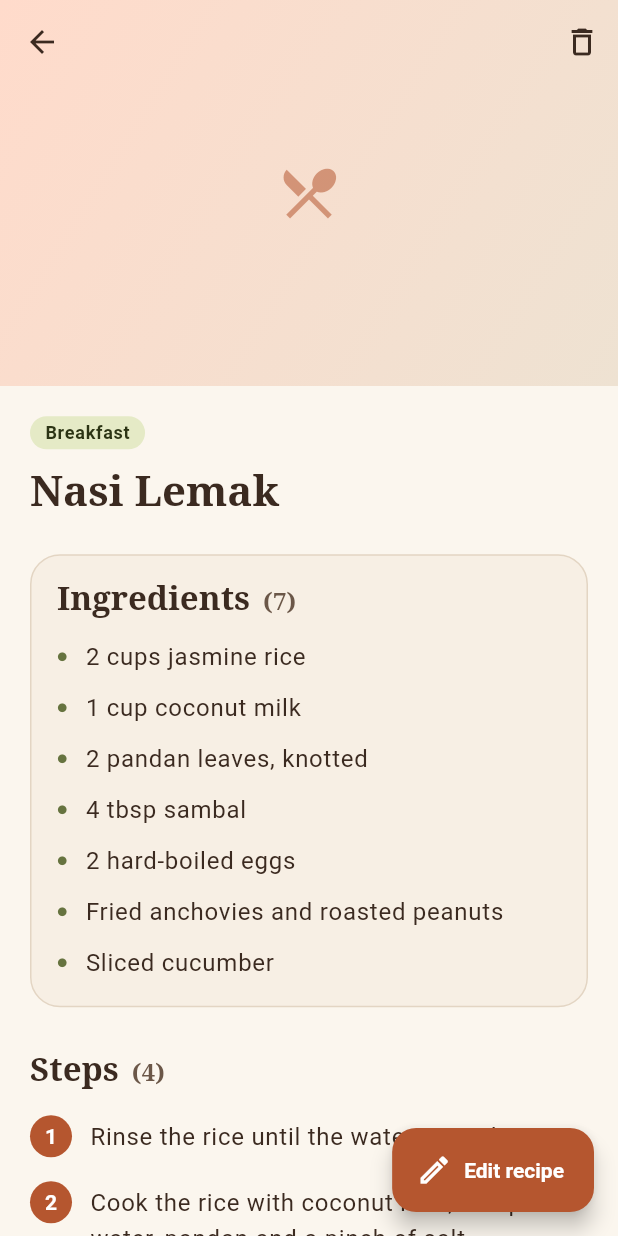
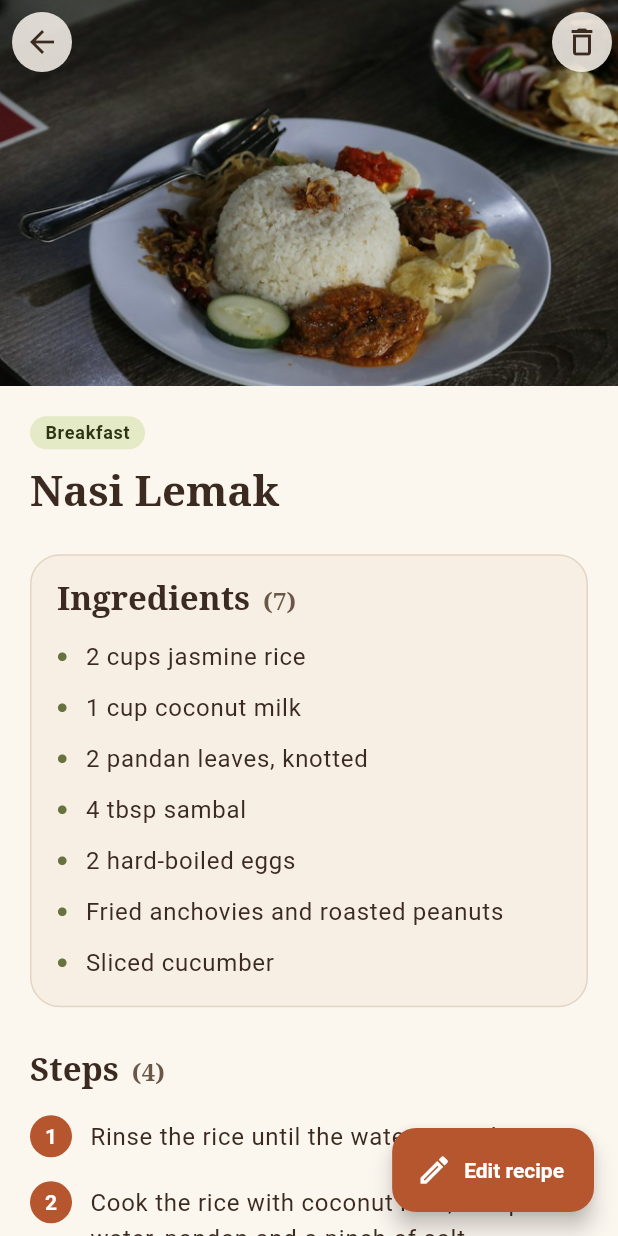
Before and after one commit to wilymanhoward/recipe_app, a Flutter app: the screen it shows after launch, after a tap on "Breakfast", on a phone screen of 412 x 824 dp. Run offline on Flutter 3.47's test engine with Material 3 defaults, Android fonts, the phone set to English and light mode, and no system bars; our stand-ins replace get_it, image_picker, material_ui, sqflite; accounts and stored records are empty.

Commit message:
Add photos to the sample recipes
Each seeded recipe now shows a bundled Unsplash photo of the dish. RecipeImage loads asset paths from the app bundle and file paths from the device, and ImageStorage never deletes bundled photos. The detail page's top bar buttons get a cream background so they stay readable over dark photos.

```diff
--- a/lib/data/local/image_storage.dart
+++ b/lib/data/local/image_storage.dart
@@ -3,6 +3,10 @@ import 'dart:io';
 import 'package:image_picker/image_picker.dart';
 import 'package:path/path.dart' as p;
 import 'package:path_provider/path_provider.dart';
+
+/// True for photos shipped inside the app (the sample recipes), as opposed
+/// to photos the user took, which live in the documents folder.
+bool isBundledImage(String path) => path.startsWith('assets/');
 
 abstract interface class ImageStorage {
   /// Lets the user take or choose a photo and stores a private copy of it.
@@ -44,6 +48,8 @@ class DeviceImageStorage implements ImageStorage {
 
   @override
   Future<void> delete(String path) async {
+    // Sample recipe photos are bundled with the app and can't be deleted.
+    if (isBundledImage(path)) return;
     try {
       final file = File(path);
       if (await file.exists()) await file.delete();
--- a/lib/data/local/seed_data.dart
+++ b/lib/data/local/seed_data.dart
@@ -7,6 +7,7 @@ List<Recipe> buildSeedRecipes(DateTime now) {
   return [
     Recipe(
       title: 'Nasi Lemak',
+      imagePath: 'assets/images/recipes/nasi_lemak.jpg',
       typeId: 1,
       ingredients: const [
         '2 cups jasmine rice',
@@ -27,6 +28,7 @@ List<Recipe> buildSeedRecipes(DateTime now) {
     ),
     Recipe(
       title: 'Fluffy Pancakes',
+      imagePath: 'assets/images/recipes/fluffy_pancakes.jpg',
       typeId: 1,
       ingredients: const [
         '1 1/2 cups plain flour',
@@ -46,6 +48,7 @@ List<Recipe> buildSeedRecipes(DateTime now) {
     ),
     Recipe(
       title: 'Chicken Fried Rice',
+      imagePath: 'assets/images/recipes/chicken_fried_rice.jpg',
       typeId: 2,
       ingredients: const [
         '3 cups cooked day-old rice',
@@ -66,6 +69,7 @@ List<Recipe> buildSeedRecipes(DateTime now) {
     ),
     Recipe(
       title: 'Garlic Butter Salmon',
+      imagePath: 'assets/images/recipes/garlic_butter_salmon.jpg',
       typeId: 3,
       ingredients: const [
         '2 salmon fillets',
@@ -85,6 +89,7 @@ List<Recipe> buildSeedRecipes(DateTime now) {
     ),
     Recipe(
       title: 'Mango Sticky Rice',
+      imagePath: 'assets/images/recipes/mango_sticky_rice.jpg',
       typeId: 4,
       ingredients: const [
         '1 cup glutinous rice, soaked overnight',
@@ -103,6 +108,7 @@ List<Recipe> buildSeedRecipes(DateTime now) {
     ),
     Recipe(
       title: 'Pisang Goreng',
+      imagePath: 'assets/images/recipes/pisang_goreng.jpg',
       typeId: 5,
       ingredients: const [
         '6 ripe bananas',
@@ -122,6 +128,7 @@ List<Recipe> buildSeedRecipes(DateTime now) {
     ),
     Recipe(
       title: 'Teh Tarik',
+      imagePath: 'assets/images/recipes/teh_tarik.jpg',
       typeId: 6,
       ingredients: const [
         '2 black tea bags',
--- a/lib/views/recipes/recipe_detail_page.dart
+++ b/lib/views/recipes/recipe_detail_page.dart
@@ -176,7 +176,18 @@ class RecipeDetailPage extends StatelessWidget {
           floatingActionButton: editButton,
           body: CustomScrollView(
             slivers: [
-              SliverAppBar(
+              // Round cream backgrounds keep the back and delete buttons
+              // readable on top of dark photos.
+              Theme(
+                data: Theme.of(context).copyWith(
+                  iconButtonTheme: IconButtonThemeData(
+                    style: IconButton.styleFrom(
+                      backgroundColor: Theme.of(context).colorScheme.surface
+                          .withValues(alpha: 0.85),
+                    ),
+                  ),
+                ),
+                child: SliverAppBar(
                   pinned: true,
                   // 16:10 photo, but never taller than 60% of the screen.
                   expandedHeight: math.min(
@@ -185,6 +196,7 @@ class RecipeDetailPage extends StatelessWidget {
                   ),
                   actions: actions,
                   flexibleSpace: FlexibleSpaceBar(background: image),
+                ),
               ),
               SliverSafeArea(
                 top: false,
--- a/lib/views/widgets/recipe_image.dart
+++ b/lib/views/widgets/recipe_image.dart
@@ -2,8 +2,10 @@ import 'dart:io';
 
 import 'package:material_ui/material_ui.dart';
 
-/// Shows a recipe photo from the device, or a placeholder when there is
-/// no photo or the file can no longer be read.
+import '../../data/local/image_storage.dart';
+
+/// Shows a recipe photo (bundled with the app or taken on the device), or a
+/// placeholder when there is no photo or the file can no longer be read.
 class RecipeImage extends StatelessWidget {
   const RecipeImage({super.key, required this.imagePath});
 
@@ -22,12 +24,14 @@ class RecipeImage extends StatelessWidget {
         final cacheWidth = constraints.hasBoundedWidth
             ? (constraints.maxWidth * pixelRatio).round()
             : null;
-        return Image.file(
-          File(path),
+        final ImageProvider image = isBundledImage(path)
+            ? AssetImage(path)
+            : FileImage(File(path));
+        return Image(
+          image: ResizeImage.resizeIfNeeded(cacheWidth, null, image),
           fit: BoxFit.cover,
           width: double.infinity,
           height: double.infinity,
-          cacheWidth: cacheWidth,
           errorBuilder: (context, error, stackTrace) => const _Placeholder(),
         );
       },
--- a/pubspec.yaml
+++ b/pubspec.yaml
@@ -30,3 +30,4 @@ flutter:
   uses-material-design: true
   assets:
     - assets/recipetypes.json
+    - assets/images/recipes/
```
Also changed, not shown: assets/images/recipes/chicken_fried_rice.jpg (added), assets/images/recipes/fluffy_pancakes.jpg (added), assets/images/recipes/garlic_butter_salmon.jpg (added), assets/images/recipes/mango_sticky_rice.jpg (added), assets/images/recipes/nasi_lemak.jpg (added), assets/images/recipes/pisang_goreng.jpg (added), assets/images/recipes/teh_tarik.jpg (added), 1 other file. Lines whose indentation alone changed are shown as unchanged.
